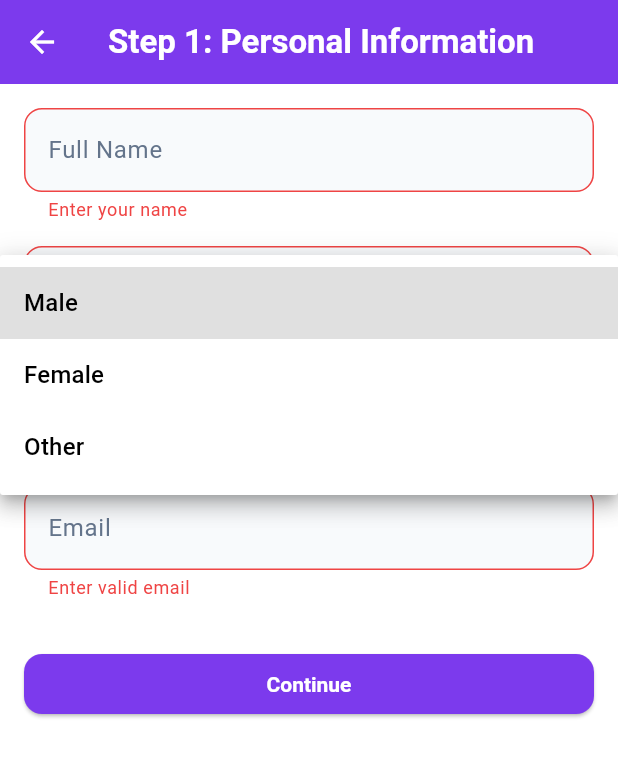
After one commit to idarapatrick/UTME-PrepMaster, a Flutter app: the PersonalInfoScreen screen opened directly, after a tap on "Continue", after a tap on "Gender", on a phone screen of 412 x 824 dp. The commit adds this screen. Shown: the top 757 px of the screen. Run offline on Flutter 3.47's test engine with Material 3 defaults, Android fonts, the phone set to English and light mode, and no system bars; our stand-ins replace cloud_firestore, firebase_auth, firebase_core, firebase_storage, image_picker; accounts and stored records are empty; network calls fail.

Commit message:
feat(onboarding): build personal info screen with form and validation

```diff
--- a/lib/main_liliane.dart
+++ b/lib/main_liliane.dart
@@ -1,5 +1,6 @@
 import 'package:flutter/material.dart';
 import 'screens/onboarding/welcome_screen.dart';
+import 'screens/onboarding/personal_info_screen.dart';
 
 void main() {
   runApp(const LilianeApp());
@@ -16,8 +17,8 @@ class LilianeApp extends StatelessWidget {
       initialRoute: '/welcome',
       routes: {
         '/welcome': (context) => const WelcomeScreen(),
-        '/personal-info': (context) =>
-            const Placeholder(), // we'll build this next
+        '/personal-info': (context) => const PersonalInfoScreen(),
+        // You can add more screens later
       },
     );
   }
--- /dev/null
+++ b/lib/screens/onboarding/personal_info_screen.dart
@@ -0,0 +1,104 @@
+import 'package:flutter/material.dart';
+
+class PersonalInfoScreen extends StatefulWidget {
+  const PersonalInfoScreen({super.key});
+
+  @override
+  State<PersonalInfoScreen> createState() => _PersonalInfoScreenState();
+}
+
+class _PersonalInfoScreenState extends State<PersonalInfoScreen> {
+  final _formKey = GlobalKey<FormState>();
+
+  final TextEditingController _nameController = TextEditingController();
+  final TextEditingController _emailController = TextEditingController();
+  DateTime? _selectedDate;
+  String? _selectedGender;
+
+  void _selectDate() async {
+    final DateTime? picked = await showDatePicker(
+      context: context,
+      initialDate: DateTime(2006),
+      firstDate: DateTime(1980),
+      lastDate: DateTime.now(),
+    );
+    if (picked != null) {
+      setState(() {
+        _selectedDate = picked;
+      });
+    }
+  }
+
+  void _submitForm() {
+    if (_formKey.currentState!.validate() &&
+        _selectedGender != null &&
+        _selectedDate != null) {
+      Navigator.pushNamed(context, '/university-selection');
+    } else {
+      ScaffoldMessenger.of(context).showSnackBar(
+        const SnackBar(content: Text('Please complete all fields')),
+      );
+    }
+  }
+
+  @override
+  Widget build(BuildContext context) {
+    return Scaffold(
+      appBar: AppBar(title: const Text('Step 1: Personal Information')),
+      body: Padding(
+        padding: const EdgeInsets.all(16.0),
+        child: Form(
+          key: _formKey,
+          child: ListView(
+            children: [
+              TextFormField(
+                controller: _nameController,
+                decoration: const InputDecoration(labelText: 'Full Name'),
+                validator: (value) => value!.isEmpty ? 'Enter your name' : null,
+              ),
+              const SizedBox(height: 16),
+              DropdownButtonFormField<String>(
+                value: _selectedGender,
+                items: ['Male', 'Female', 'Other']
+                    .map((g) => DropdownMenuItem(value: g, child: Text(g)))
+                    .toList(),
+                onChanged: (value) => setState(() => _selectedGender = value),
+                decoration: const InputDecoration(labelText: 'Gender'),
+                validator: (value) => value == null ? 'Select gender' : null,
+              ),
+              const SizedBox(height: 16),
+              InkWell(
+                onTap: _selectDate,
+                child: InputDecorator(
+                  decoration: const InputDecoration(labelText: 'Date of Birth'),
+                  child: Text(
+                    _selectedDate != null
+                        ? '${_selectedDate!.toLocal()}'.split(' ')[0]
+                        : 'Tap to pick a date',
+                    style: TextStyle(
+                      color: _selectedDate != null
+                          ? Colors.black
+                          : Colors.grey[600],
+                    ),
+                  ),
+                ),
+              ),
+              const SizedBox(height: 16),
+              TextFormField(
+                controller: _emailController,
+                decoration: const InputDecoration(labelText: 'Email'),
+                validator: (value) =>
+                    value!.contains('@') ? null : 'Enter valid email',
+              ),
+              const SizedBox(height: 32),
+              ElevatedButton(
+                onPressed: _submitForm,
+                child: const Text('Continue'),
+              ),
+            ],
+          ),
+        ),
+      ),
+    );
+  }
+}
```
